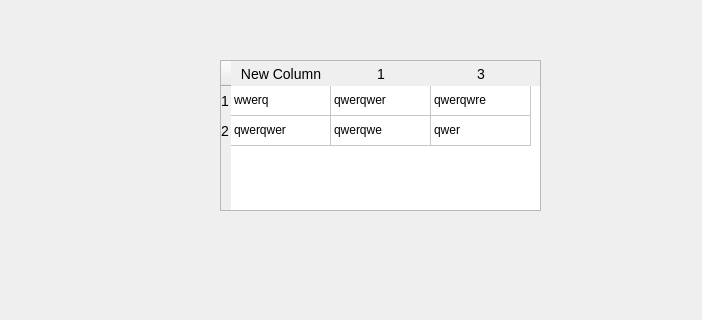
First picture: the form in ui/untitled.ui, repository marginalprog/git_pcconf, before the edit.
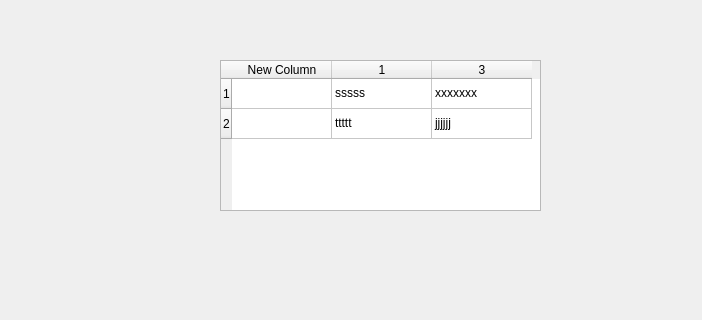
Second picture: the form after the edit.

```diff
--- a/ui/untitled.ui
+++ b/ui/untitled.ui
@@ -23,28 +23,17 @@
     </rect>
    </property>
    <property name="styleSheet">
-    <string notr="true">QHeaderView
-{	
-	border: 0px;
-	font-size: 14px;
-}
+    <string notr="true">QTableWidget::item:hover {
+    color: white;
+	background-color: red;
+}      
 
-QHeaderView::section
+QTableWidget::item:selected
 {
-	min-width: 10px;	
-	min-height: 25px;
-	border: 0px solid;
-}
-
-QHeaderView::section:hover {
-   color: white;
-	background-color: purple;
-}
-QHeaderView::section:selected{
-   color: white;
+ 	color: white;
 	background-color: green;
-}      
-
+	
+}
 </string>
    </property>
    <property name="selectionMode">
@@ -83,32 +72,32 @@
    </column>
    <item row="0" column="0">
     <property name="text">
-     <string>wwerq</string>
+     <string/>
     </property>
    </item>
    <item row="0" column="1">
     <property name="text">
-     <string>qwerqwer</string>
+     <string>sssss</string>
     </property>
    </item>
    <item row="0" column="2">
     <property name="text">
-     <string>qwerqwre</string>
+     <string>xxxxxxx</string>
     </property>
    </item>
    <item row="1" column="0">
     <property name="text">
-     <string>qwerqwer</string>
+     <string/>
     </property>
    </item>
    <item row="1" column="1">
     <property name="text">
-     <string>qwerqwe</string>
+     <string>ttttt</string>
     </property>
    </item>
    <item row="1" column="2">
     <property name="text">
-     <string>qwer</string>
+     <string>jjjjjj</string>
     </property>
    </item>
   </widget>
```
Left out of the diff: 3 changed lines with no effect on the pictures.
